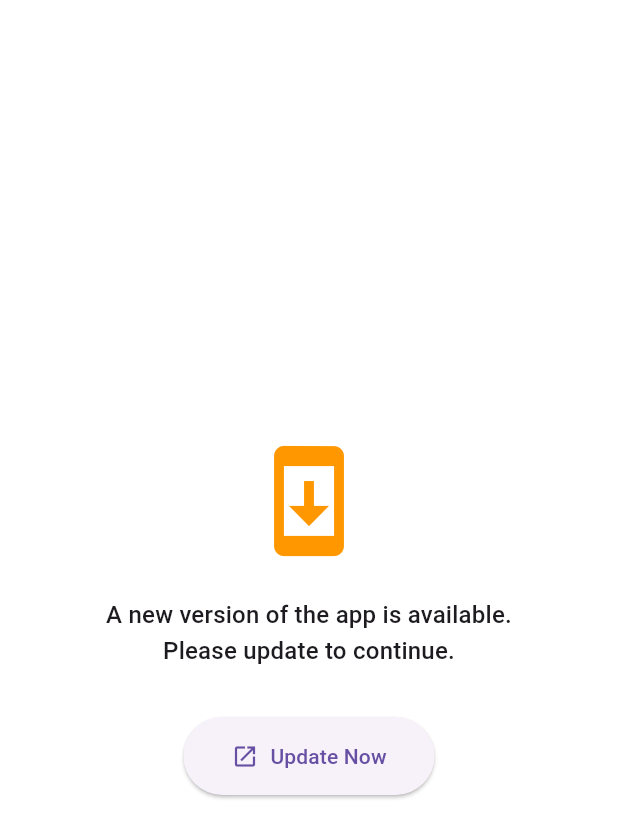
After one commit to Omar20041223/note-app, a Flutter app: the ForceUpdateView screen opened directly, after a tap on "Update Now", on a phone screen of 412 x 824 dp. The commit adds this screen. Shown: the top 838 px of the screen. Run offline on Flutter 3.47's test engine with Material 3 defaults, Android fonts, the phone set to English and light mode, and no system bars; our stand-ins replace cloud_firestore, firebase_auth, firebase_core, firebase_remote_config, go_router, google_sign_in and 1 more; accounts and stored records are empty.

Commit message:
add force update feature with remote config and create ForceUpdateView

```diff
--- /dev/null
+++ b/lib/helpers/remote_config_keys.dart
@@ -0,0 +1,4 @@
+class RemoteConfigKeys {
+  static const String buildNumber = 'build_number';
+  static const String forceUpdate = 'force_update';
+}
--- a/lib/main.dart
+++ b/lib/main.dart
@@ -1,5 +1,6 @@
 import 'package:firebase_core/firebase_core.dart';
 import 'package:flutter/material.dart';
+import 'package:note_app/services/remote_config_service.dart';
 import 'firebase_options.dart';
 import 'helpers/app_router.dart';
 
@@ -9,6 +10,9 @@ void main() async{
   await Firebase.initializeApp(
     options: DefaultFirebaseOptions.currentPlatform,
   );
+  await RemoteConfigService.instance.initialize();
+
+
 
   runApp(const MyApp());
 }
--- /dev/null
+++ b/lib/views/force_update_view.dart
@@ -0,0 +1,50 @@
+import 'package:flutter/material.dart';
+import 'package:url_launcher/url_launcher.dart';
+
+class ForceUpdateView extends StatelessWidget {
+  const ForceUpdateView({super.key});
+
+  Future<void> _launchStore(BuildContext context) async {
+    final Uri url = Uri.parse(
+      Theme.of(context).platform == TargetPlatform.android
+          ? 'https://play.google.com/store/apps/details?id=com.example.note_app'
+          : 'https://apps.apple.com/app/idYOUR_APP_ID',
+    );
+    if (await canLaunchUrl(url)) {
+      await launchUrl(url, mode: LaunchMode.externalApplication);
+    }
+  }
+
+  @override
+  Widget build(BuildContext context) {
+    return Scaffold(
+      body: Center(
+        child: Padding(
+          padding: const EdgeInsets.all(24.0),
+          child: Column(
+            mainAxisSize: MainAxisSize.min,
+            children: [
+              Icon(Icons.system_update, size: 80, color: Colors.orange),
+              const SizedBox(height: 24),
+              Text(
+                'A new version of the app is available.\nPlease update to continue.',
+                textAlign: TextAlign.center,
+                style: Theme.of(context).textTheme.titleMedium,
+              ),
+              const SizedBox(height: 32),
+              ElevatedButton.icon(
+                icon: Icon(Icons.open_in_new),
+                label: Text('Update Now'),
+                onPressed: () => _launchStore(context),
+                style: ElevatedButton.styleFrom(
+                  padding: const EdgeInsets.symmetric(
+                      horizontal: 32, vertical: 16),
+                ),
+              ),
+            ],
+          ),
+        ),
+      ),
+    );
+  }
+}
--- a/pubspec.yaml
+++ b/pubspec.yaml
@@ -39,6 +39,10 @@ dependencies:
   cloud_firestore: ^6.0.2
   firebase_auth: ^6.1.0
   google_sign_in: ^6.2.1
+  firebase_remote_config: ^6.0.2
+  firebase_analytics: ^12.0.2
+  url_launcher: ^6.3.2
+  package_info_plus: ^9.0.0
 
 dev_dependencies:
   flutter_test:
```
Also changed, not shown: lib/services/remote_config_service.dart (added, +53 -0 lines), lib/views/widgets/auth/auth_gate.dart (+23 -8 lines), pubspec.lock, 5 other files.
